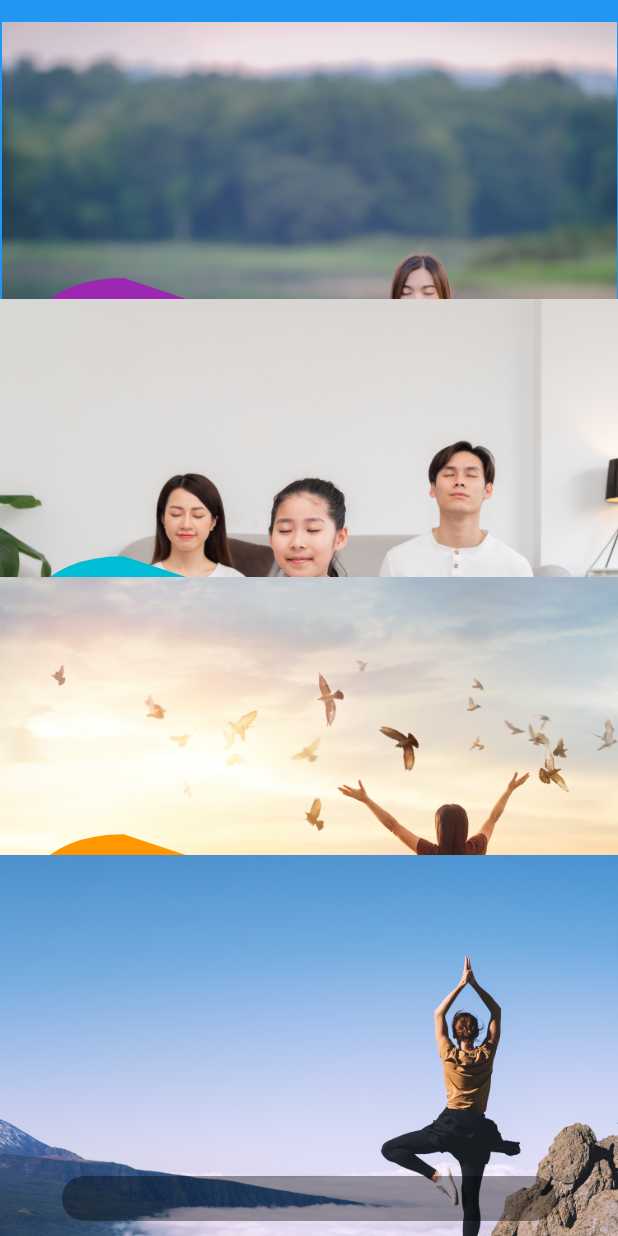
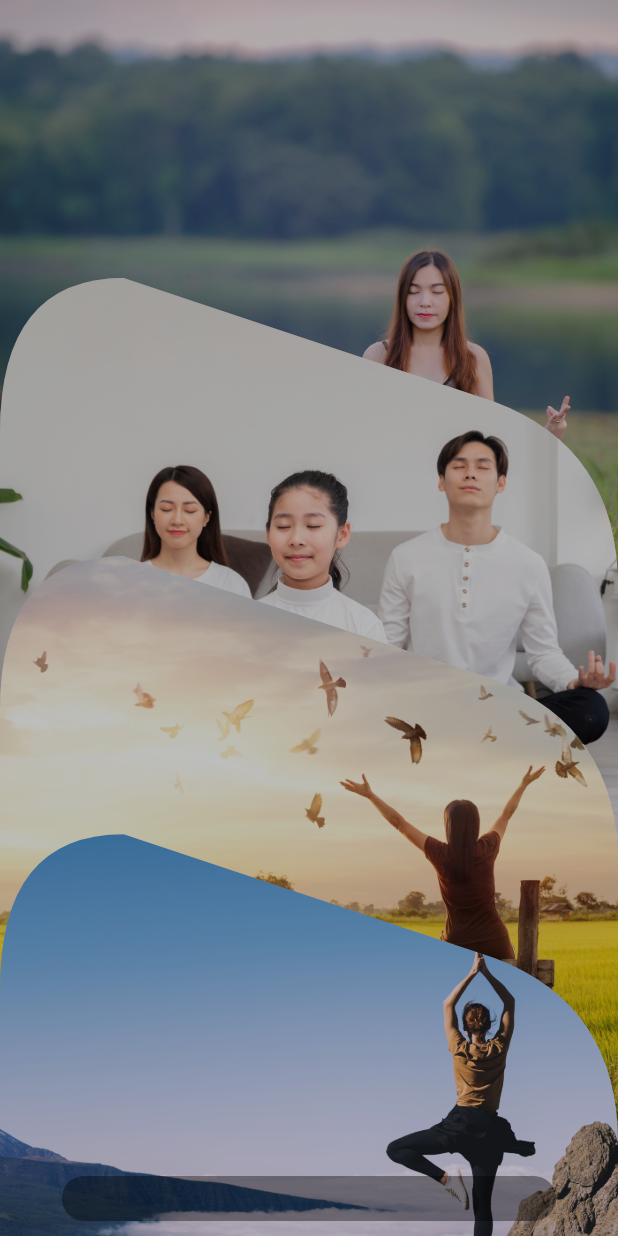
Before and after one commit to wrteam-priyansh/ui_ux, a Flutter app: the MeditationUx screen opened directly, on a phone screen of 412 x 824 dp. Run offline on Flutter 3.47's test engine with Material 2 defaults, Android fonts, the phone set to English and light mode, and no system bars; our stand-ins replace cached_network_image, flutter_bloc, lottie, octo_image; missing offline and left inert: flutter_tex.

Commit message:
completed meditation ux

```diff
--- a/lib/ui/screens/meditationUx.dart
+++ b/lib/ui/screens/meditationUx.dart
@@ -9,9 +9,11 @@ class MeditationUx extends StatefulWidget {
 }
 
 class _MeditationUxState extends State<MeditationUx> with TickerProviderStateMixin {
+  //for animating the first menu
   late List<AnimationController> animationControllers = [];
 
   late List<Animation<double>> animations = [];
+  //for animating the second menu
 
   late List<AnimationController> secondAnimationControllers = [];
 
@@ -32,6 +34,7 @@ class _MeditationUxState extends State<MeditationUx> with TickerProviderStateMix
     "assets/images/image-3.png",
   ];
 
+  //to open and close the card details
   late AnimationController toggleCardDetailsAnimationController = AnimationController(vsync: this, duration: Duration(milliseconds: 750));
 
   late Animation<double> toggleCardDetailsAnimation = Tween<double>(begin: 0.0, end: 1.0).animate(CurvedAnimation(parent: toggleCardDetailsAnimationController, curve: Curves.easeInOutSine));
@@ -40,9 +43,9 @@ class _MeditationUxState extends State<MeditationUx> with TickerProviderStateMix
   List<GlobalKey> customPainterKeys = [];
 
   late double heightPercentage = 0.5;
-  late double spacingBetweenTwoCards = 0.45;
+  late double spacingBetweenTwoCards = 0.45; //in percentage
 
-  late bool openCardDetails = false;
+  late bool isCardDetailsOpen = false;
   late int selectedCardMenuIndex = -1;
 
   late AnimationController cardDetailsTopMenuAnimationController = AnimationController(vsync: this, duration: Duration(milliseconds: 400));
@@ -56,6 +59,7 @@ class _MeditationUxState extends State<MeditationUx> with TickerProviderStateMix
     initAnimations();
   }
 
+  //initAnimations
   void initAnimations() {
     for (var i = 0; i < dataList.length; i++) {
       animationControllers.add(AnimationController(vsync: this, duration: Duration(milliseconds: 1000)));
@@ -77,6 +81,7 @@ class _MeditationUxState extends State<MeditationUx> with TickerProviderStateMix
     super.dispose();
   }
 
+  //
   double _calculateBeginTopPositionForCard(int cardIndex) {
     double topPosition;
 
@@ -96,6 +101,7 @@ class _MeditationUxState extends State<MeditationUx> with TickerProviderStateMix
     return topPosition;
   }
 
+  //
   double _calculateEndTopPositionForCard(int cardIndex) {
     if (cardIndex > 7) {
       return _calculateBeginTopPositionForCard(cardIndex + 5);
@@ -103,6 +109,7 @@ class _MeditationUxState extends State<MeditationUx> with TickerProviderStateMix
     return _calculateBeginTopPositionForCard(cardIndex + 4);
   }
 
+  //
   double _calculateToggleCardEndDetails(int cardIndex) {
     if (currentMenu == 1) {}
     if (cardIndex < selectedCardMenuIndex) {
@@ -114,24 +121,27 @@ class _MeditationUxState extends State<MeditationUx> with TickerProviderStateMix
     return 0;
   }
 
-  void toggleCardDetails(int cardIndex) async {
-    if (openCardDetails) {
-      await cardDetailsTopMenuAnimationController.reverse();
-      await toggleCardDetailsAnimationController.reverse();
+  void openCardDetails(int cardIndex) async {
+    //if card already opened then do nothing
+    if (isCardDetailsOpen) {
+      return;
+    }
     setState(() {
       selectedCardMenuIndex = cardIndex;
-        openCardDetails = false;
-      });
-    } else {
-      //
-      setState(() {
-        selectedCardMenuIndex = cardIndex;
-        openCardDetails = true;
+      isCardDetailsOpen = true;
     });
     await toggleCardDetailsAnimationController.forward();
 
     cardDetailsTopMenuAnimationController.forward();
   }
+
+  void closeCardDetails() async {
+    await cardDetailsTopMenuAnimationController.reverse();
+    await toggleCardDetailsAnimationController.reverse();
+    setState(() {
+      selectedCardMenuIndex = -1;
+      isCardDetailsOpen = false;
+    });
   }
 
   bool isFirstMenuScrolling() {
@@ -273,12 +283,13 @@ class _MeditationUxState extends State<MeditationUx> with TickerProviderStateMix
                             child: GestureDetector(
                               onVerticalDragEnd: onVerticalDragEnd,
                               onTap: () {
-                                toggleCardDetails(cardIndex);
+                                print("Card index $cardIndex");
+                                openCardDetails(cardIndex);
                               },
                               onTapUp: (tapUpDetails) {},
-                              child: CustomPaint(
+                              child: ClipPath(
                                 key: customPainterKeys[cardIndex],
-                                painter: CardCurve(
+                                clipper: CardCurve(
                                   bottomRightCurveControlPointDy: bottomRightCurveControlPointDy,
                                   color: color[cardIndex],
                                   bottomRightCurveLinePercentage: bottomRightCurveLinePercentage,
@@ -292,8 +303,10 @@ class _MeditationUxState extends State<MeditationUx> with TickerProviderStateMix
                                   topRightCurveEndPointDy: 0,
                                 ),
                                 child: Container(
-                                  decoration: BoxDecoration(border: Border.all(color: color[cardIndex])),
-                                  child: Image.asset(dataList[cardIndex]),
+                                  child: Container(
+                                    color: Colors.black26,
+                                  ),
+                                  decoration: BoxDecoration(image: DecorationImage(image: AssetImage(dataList[cardIndex]), fit: BoxFit.cover)),
                                   height: MediaQuery.of(context).size.height * heightPercentage,
                                   width: MediaQuery.of(context).size.width,
                                 ),
@@ -303,19 +316,13 @@ class _MeditationUxState extends State<MeditationUx> with TickerProviderStateMix
                             top: topPosition,
                             child: GestureDetector(
                               onVerticalDragEnd: onVerticalDragEnd,
-                              onTap: () {},
-                              onTapUp: (tapUpDetails) {
-                                final RenderBox box = customPainterKeys[cardIndex].currentContext!.findRenderObject()! as RenderBox;
-
-                                if (box.hitTest(BoxHitTestResult(), position: tapUpDetails.localPosition)) {
-                                  print("Tapped inside");
-
-                                  toggleCardDetails(cardIndex);
-                                }
+                              onTap: () {
+                                print("Card index $cardIndex");
+                                openCardDetails(cardIndex);
                               },
-                              child: CustomPaint(
+                              child: ClipPath(
                                 key: customPainterKeys[cardIndex],
-                                painter: CardCurve(
+                                clipper: CardCurve(
                                     bottomRightCurveControlPointDy: bottomRightCurveControlPointDy,
                                     color: color[cardIndex],
                                     bottomRightCurveLinePercentage: bottomRightCurveLinePercentage,
@@ -328,7 +335,10 @@ class _MeditationUxState extends State<MeditationUx> with TickerProviderStateMix
                                     topRightCurveEndPointDx: topRightCurveEndPointDx,
                                     topRightCurveEndPointDy: topRightCurveEndPointDy),
                                 child: Container(
-                                  decoration: BoxDecoration(image: DecorationImage(image: AssetImage(dataList[cardIndex]))),
+                                  child: Container(
+                                    color: Colors.black26,
+                                  ),
+                                  decoration: BoxDecoration(image: DecorationImage(fit: BoxFit.cover, image: AssetImage(dataList[cardIndex]))),
                                   height: MediaQuery.of(context).size.height * heightPercentage,
                                   width: MediaQuery.of(context).size.width,
                                 ),
@@ -395,19 +405,31 @@ class _MeditationUxState extends State<MeditationUx> with TickerProviderStateMix
 
   @override
   Widget build(BuildContext context) {
-    return Scaffold(
+    return WillPopScope(
+      onWillPop: () {
+        if (cardDetailsTopMenuAnimationController.isCompleted) {
+          closeCardDetails();
+          return Future.value(false);
+        }
+        return Future.value(true);
+      },
+      child: Scaffold(
         body: Stack(
           children: [
+            //to build cards
             ..._buildCards(),
+            //to build bottom nav bar
             _buildBottomNavBar(),
+            //to build top card menu that contains like, share and back button
             _buildCardTopMenu(),
           ],
+        ),
       ),
     );
   }
 }
 
-class CardCurve extends CustomPainter {
+class CardCurve extends CustomClipper<Path> {
   final Color color;
   final double topLeftCurveControlPointDx;
   final double topLeftCurveEndPointDx;
@@ -438,10 +460,7 @@ class CardCurve extends CustomPainter {
   }
 
   @override
-  void paint(Canvas canvas, Size size) {
-    Paint paint = Paint();
-    paint.color = color;
-
+  Path getClip(Size size) {
     path.moveTo(0, size.height * (0.5));
 
     path.lineTo(0, size.height * (0.75));
@@ -472,19 +491,11 @@ class CardCurve extends CustomPainter {
     path.quadraticBezierTo(size.width * topLeftCurveControlPointDx, size.height * topLeftCurveControlPointDy, size.width * topLeftCurveEndPointDx, size.height * topLeftCurveEndPointDy);
 
     path.close();
-    canvas.drawPath(path, paint);
+    return path;
   }
 
   @override
-  bool shouldRepaint(covariant CustomPainter oldDelegate) {
+  bool shouldReclip(covariant CustomClipper<Path> oldClipper) {
     return true;
   }
-
-  @override
-  bool shouldRebuildSemantics(covariant CustomPainter oldDelegate) => true;
-
-  @override
-  bool hitTest(Offset position) {
-    return path.contains(position);
 }
-}
```
Lines whose indentation alone changed are shown as unchanged.
